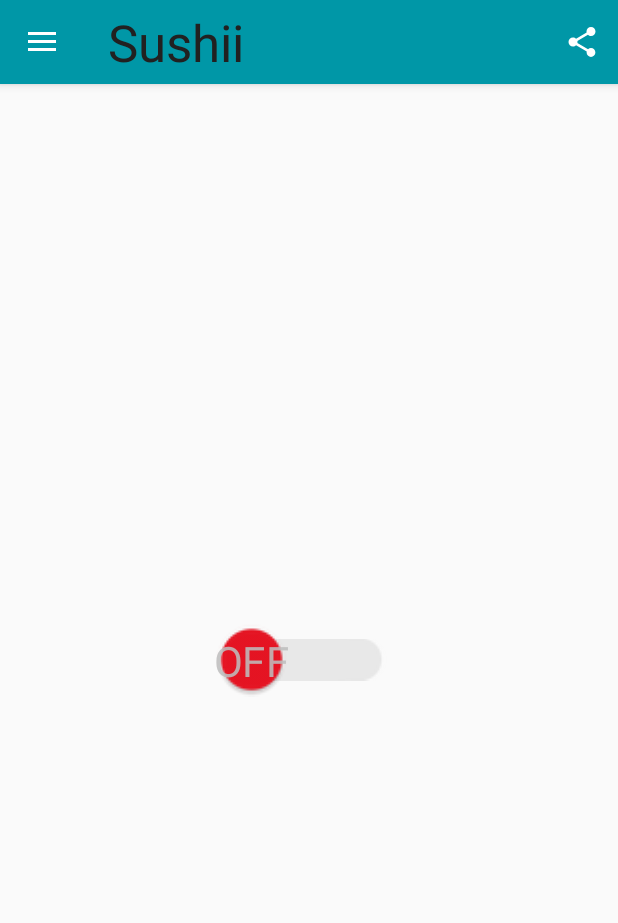
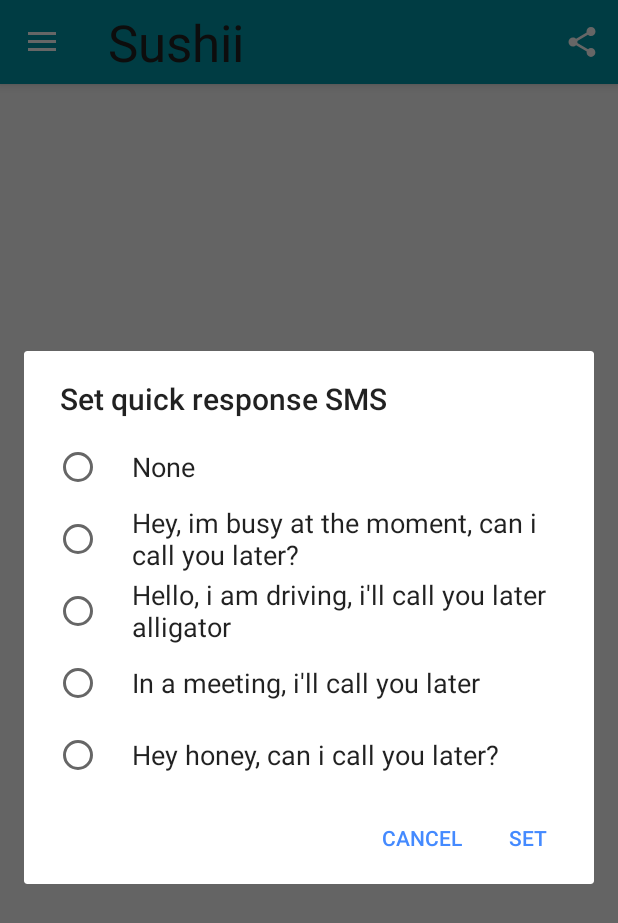
Before and after one commit to abhinavganguly1987/flip-sush, an Android app: the screen it shows after launch (MainActivity), after a tap on "Set quick response SMS", on a phone screen of 412 x 824 dp. Shown: the top 923 px of the screen. Run offline under Robolectric (Android 15) with nearby library versions, the phone set to English and light mode, and no system bars; 1 other tap on this screen came first.

Commit message:
feature-sush-upgrade: added Quick SMS dialog

```diff
--- a/app/src/main/java/com/toto/sush/MainActivity.java
+++ b/app/src/main/java/com/toto/sush/MainActivity.java
@@ -11,6 +11,7 @@ import android.support.annotation.NonNull;
 import android.support.annotation.Nullable;
 import android.support.annotation.RequiresApi;
 import android.support.design.widget.NavigationView;
+import android.support.v4.app.FragmentManager;
 import android.support.v4.view.GravityCompat;
 import android.support.v4.widget.DrawerLayout;
 import android.support.v7.app.ActionBarDrawerToggle;
@@ -24,11 +25,12 @@ import android.view.MenuItem;
 import android.widget.CompoundButton;
 import android.widget.Toast;
 
+import com.toto.sush.fragment.QuickResponseDialogFragment;
 import com.toto.sush.service.IncomingCallService;
 
 import static com.toto.sush.LogSwitch.LOG_INFO;
 
-public class MainActivity extends AppCompatActivity implements NavigationView.OnNavigationItemSelectedListener {
+public class MainActivity extends AppCompatActivity implements NavigationView.OnNavigationItemSelectedListener, QuickResponseDialogFragment.QuickResponseDialogListener {
 
     private String LOG_TAG = "^^^[TOTO] MainActivity";
 
@@ -38,7 +40,8 @@ public class MainActivity extends AppCompatActivity implements NavigationView.On
     private SwitchCompat switchCompat;
 
     private Handler handler = new Handler();
-
+    SharedPreferences sharedPref;
+    SharedPreferences.Editor editor;
 
     @Override
     protected void onCreate(@Nullable Bundle savedInstanceState) {
@@ -46,8 +49,8 @@ public class MainActivity extends AppCompatActivity implements NavigationView.On
         setContentView(R.layout.activity_sush_draw_main);
 
         //Preferences to save the switch state
-        SharedPreferences sharedPref = this.getPreferences(Context.MODE_PRIVATE);
-        final SharedPreferences.Editor editor = sharedPref.edit();
+        sharedPref = this.getPreferences(Context.MODE_PRIVATE);
+        editor = sharedPref.edit();
 
 
         if (LOG_INFO) Log.i(LOG_TAG, " In onCreate ");
@@ -148,6 +151,7 @@ public class MainActivity extends AppCompatActivity implements NavigationView.On
         }
         if (!switchCompat.isChecked()) {
             if (LOG_INFO) Log.i(LOG_TAG, " In onBackPressed... Destroying since switch wasn't on");
+
             this.finish();
         } else {
             if (LOG_INFO) Log.i(LOG_TAG, " In onBackPressed...Moving task to back switch is on");
@@ -170,12 +174,10 @@ public class MainActivity extends AppCompatActivity implements NavigationView.On
     @Override
     public boolean onNavigationItemSelected(@NonNull MenuItem menuItem) {
 
-        switch (menuItem.getItemId()){
+        switch (menuItem.getItemId()) {
             case R.id.auto_sms:
-//                getSupportFragmentManager()
-//                        .beginTransaction()
-//                        .replace(R.id.fragment_container, new QuickSMSFragment())
-//                        .commit();
+                sushDrawerLayout.closeDrawer(GravityCompat.START);
+                showQuickResponseDialog();
                 break;
             case R.id.about:
                 Toast.makeText(getApplicationContext(), R.string.share, Toast.LENGTH_SHORT).show();
@@ -183,6 +185,26 @@ public class MainActivity extends AppCompatActivity implements NavigationView.On
         }
         sushDrawerLayout.closeDrawer(GravityCompat.START);
         return true;
+    }
+
+    private void showQuickResponseDialog() {
+        int preselectedQuickSMSIndex = sharedPref.getInt("quickSMSIndex", -1);
+
+//        if (LOG_INFO)
+            Log.i(LOG_TAG, " in showQuickResponseDialog, quickSMSIndex in sharedPrefs is " + preselectedQuickSMSIndex);
+
+        FragmentManager fm = getSupportFragmentManager();
+        QuickResponseDialogFragment quickResponseDialogFragment = QuickResponseDialogFragment.newInstance(preselectedQuickSMSIndex);
+        quickResponseDialogFragment.show(fm, "quick_response_dialog_fragment");
+
+    }
+
+    @Override
+    public void onDialogPositiveClick(int selectedListIndex) {
+        Log.i(LOG_TAG, " in onDialogPositiveClick, quickSMSIndex in sharedPrefs is " + selectedListIndex);
+
+        editor.putInt("quickSMSIndex", selectedListIndex);
+        editor.apply();
     }
 
     //Inner runnable class to run the IncomingCallService on a separate thread
@@ -198,7 +220,7 @@ public class MainActivity extends AppCompatActivity implements NavigationView.On
         @Override
         public void run() {
             startForegroundService(incomingCallIntent);
-            Log.i(LOG_TAG, "SushRunnable started");
+            if (LOG_INFO) Log.i(LOG_TAG, "SushRunnable started");
         }
 
 
--- /dev/null
+++ b/app/src/main/java/com/toto/sush/fragment/QuickResponseDialogFragment.java
@@ -0,0 +1,105 @@
+package com.toto.sush.fragment;
+
+import android.app.Dialog;
+import android.content.Context;
+import android.content.DialogInterface;
+import android.os.Bundle;
+import android.support.annotation.NonNull;
+import android.support.annotation.Nullable;
+import android.support.v4.app.DialogFragment;
+import android.support.v7.app.AlertDialog;
+import android.util.Log;
+import android.view.LayoutInflater;
+import android.view.View;
+import android.view.ViewGroup;
+
+import com.toto.sush.R;
+
+public class QuickResponseDialogFragment extends DialogFragment {
+
+    private String LOG_TAG = "^^^[TOTO] QuickResponseDialogFragment";
+
+
+    static int preselectedIndex;
+
+    // Use this instance of the interface to deliver action events
+    QuickResponseDialogListener listener;
+
+    public QuickResponseDialogFragment() {
+    }
+
+
+    /* The activity that creates an instance of this dialog fragment must
+     * implement this interface in order to receive event callbacks.
+     * Each method passes the listIndex of the chosen quick SMS item. */
+    public interface QuickResponseDialogListener {
+        void onDialogPositiveClick(int selectedListIndex);
+    }
+
+    public static QuickResponseDialogFragment newInstance(int selected) {
+        preselectedIndex = selected;
+        QuickResponseDialogFragment quickResponseDialogFragment = new QuickResponseDialogFragment();
+        return quickResponseDialogFragment;
+    }
+
+//    @Nullable
+//    @Override
+//    public View onCreateView(LayoutInflater inflater, @Nullable ViewGroup container, Bundle savedInstanceState) {
+//        return inflater.inflate(R.layout.quick_response_dialog_fragment, container);
+//    }
+
+
+    // Override the Fragment.onAttach() method to instantiate the NoticeDialogListener
+    @Override
+    public void onAttach(Context context) {
+        super.onAttach(context);
+        // Verify that the host activity implements the callback interface
+        try {
+            //Instantiate QuickResponseDialogListener so that we can send events to the host
+            listener = (QuickResponseDialogListener) context;
+
+        } catch (ClassCastException e) {
+            //then activity doesn't implement the interface, throw an exception
+            throw new ClassCastException(getActivity().toString() + " must implement QuickResponseDialogListener !!");
+
+        }
+
+    }
+
+
+    @NonNull
+    @Override
+    public Dialog onCreateDialog(@Nullable Bundle savedInstanceState) {
+
+        AlertDialog.Builder builder = new AlertDialog.Builder(getActivity());
+        builder.setTitle(R.string.set_auto_sms)
+                .setSingleChoiceItems(R.array.quickSMSList, preselectedIndex, new DialogInterface.OnClickListener() {
+                    @Override
+                    public void onClick(DialogInterface dialogInterface, int i) {
+                        Log.i(LOG_TAG, " in QuickResponseDialogFragment.on Selecting An Item, new selected Index is " + i);
+
+                        preselectedIndex = i;
+                    }
+                })
+                .setPositiveButton(R.string.set, new DialogInterface.OnClickListener() {
+                    public void onClick(DialogInterface dialog, int id) {
+                        Log.i(LOG_TAG, " in QuickResponseDialogFragment. on selecting SET button, new selected Index is " + preselectedIndex);
+
+                        dialog.dismiss();
+                        listener.onDialogPositiveClick(preselectedIndex);
+                    }
+                })
+                .setNegativeButton(R.string.cancel, new DialogInterface.OnClickListener() {
+                    public void onClick(DialogInterface dialog, int id) {
+                        Log.i(LOG_TAG, " in QuickResponseDialogFragment. on selecting CANCEL button, existing selected Index is " + preselectedIndex);
+
+                        dialog.cancel();
+                    }
+                });
+        // Create the AlertDialog object and return it
+        AlertDialog qrsmsDialog = builder.create();
+        qrsmsDialog.setCanceledOnTouchOutside(false);
+        return qrsmsDialog;
+    }
+
+}
--- /dev/null
+++ b/app/src/main/res/values/arrays.xml
@@ -0,0 +1,10 @@
+<?xml version="1.0" encoding="utf-8"?>
+<resources>
+    <string-array name="quickSMSList">
+        <item>"None"</item>
+        <item>"Hey, im busy at the moment, can i call you later?"</item>
+        <item>"Hello, i am driving, i'll call you later alligator"</item>
+        <item>"In a meeting, i'll call you later"</item>
+        <item>"Hey honey, can i call you later?"</item>
+    </string-array>
+</resources>
--- a/app/src/main/res/values/strings.xml
+++ b/app/src/main/res/values/strings.xml
@@ -11,5 +11,7 @@
     <string name="switch_state">switch_state</string>
 <!-- TODO: Remove or change this placeholder text -->
     <string name="hello_blank_fragment">Hello blank fragment</string>
+    <string name="set">Set</string>
+    <string name="cancel">Cancel</string>
 
 </resources>
```
Also changed, not shown: app/src/main/res/layout/quick_response_dialog_fragment.xml (added, +8 -0 lines).
